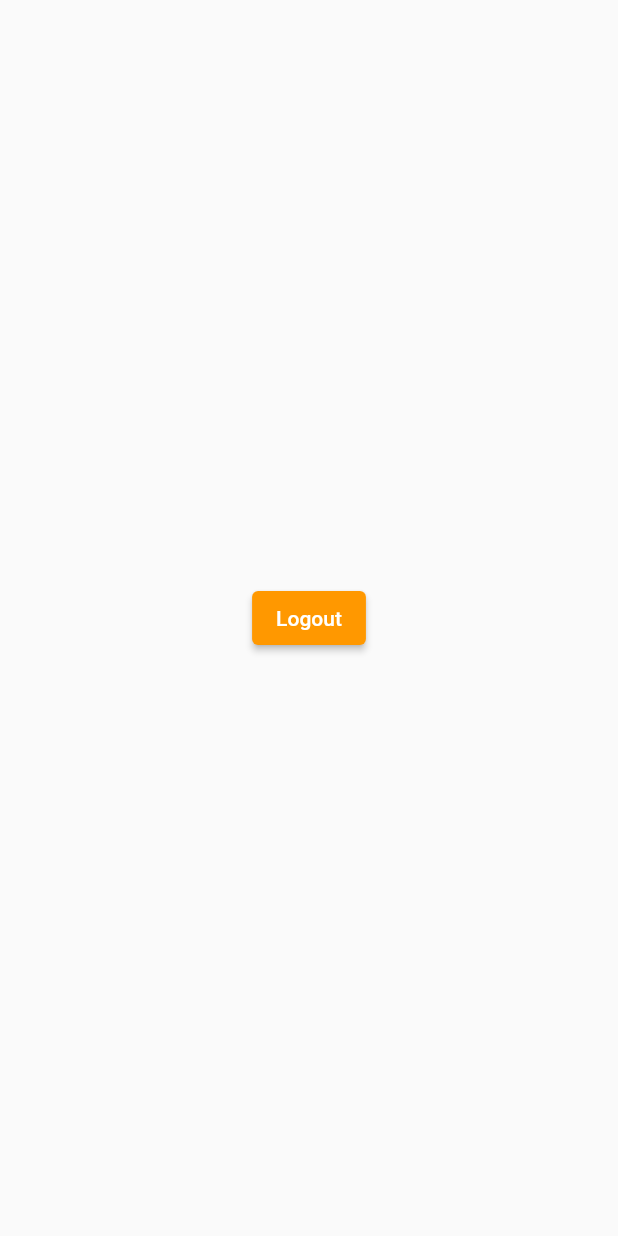
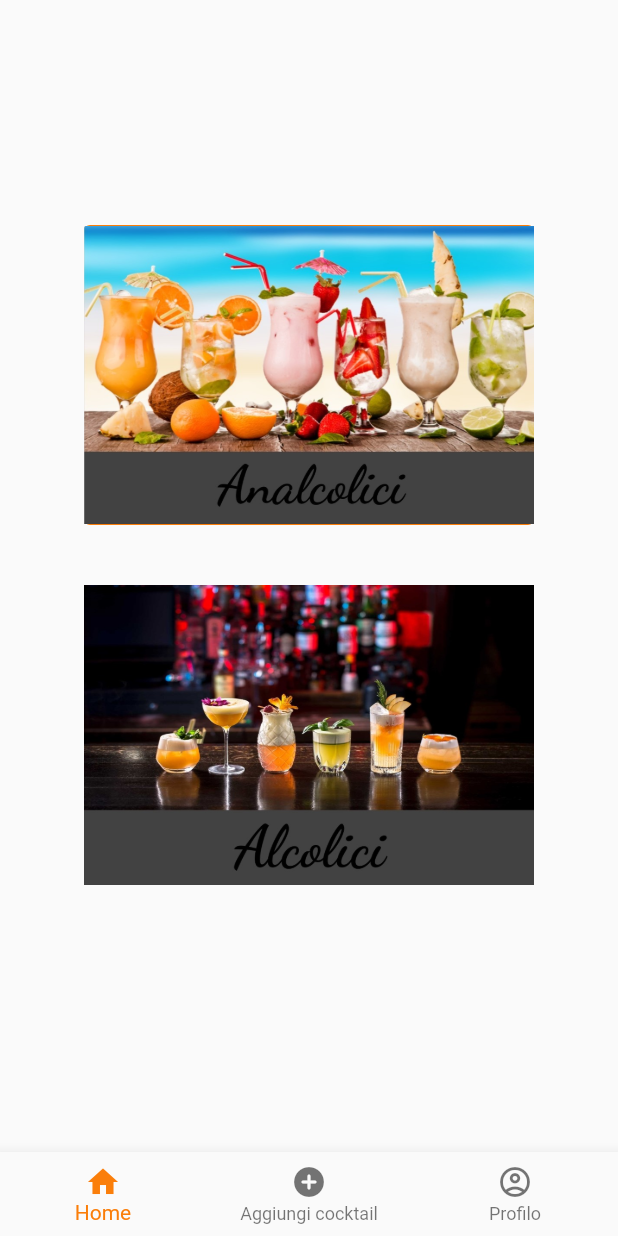
Before and after one commit to mattiagirolami/newbie_bartender_flutter, a Flutter app: the Navigation screen opened directly, on a phone screen of 412 x 824 dp. Run offline on Flutter 3.47's test engine with Material 2 defaults, Android fonts, the phone set to English and light mode, and no system bars; our stand-ins replace cloud_firestore, firebase_auth, firebase_core, firebase_storage, fluttertoast; accounts and stored records are empty; network calls fail.

Commit message:
Profilo, liste, home, collegamento a dettagli

```diff
--- /dev/null
+++ b/lib/home_page.dart
@@ -0,0 +1,52 @@
+import 'package:flutter/material.dart';
+import 'package:newbie_bartender/alcolici.dart';
+import 'package:newbie_bartender/analcolici.dart';
+
+class HomePage extends StatefulWidget {
+  HomePage({Key? key}) : super(key: key);
+
+  @override
+  _HomePageState createState() => _HomePageState();
+}
+
+class _HomePageState extends State<HomePage> {
+  @override
+  Widget build(BuildContext context) {
+    return Scaffold(
+      body: Center(
+        child: Column(
+          children: [
+            SizedBox(
+              height: 150,
+            ),
+            ElevatedButton(
+              style: ElevatedButton.styleFrom(
+                  fixedSize: Size(300, 200),
+                  elevation: 0,
+                  padding: EdgeInsets.all(0)),
+              onPressed: () {
+                Navigator.push(context,
+                    MaterialPageRoute(builder: (context) => Analcolici()));
+              },
+              child: Image.asset("assets/analcolici.jpg"),
+            ),
+            SizedBox(
+              height: 40,
+            ),
+            ElevatedButton(
+              style: ElevatedButton.styleFrom(
+                  fixedSize: Size(300, 200),
+                  elevation: 0,
+                  padding: EdgeInsets.all(0)),
+              onPressed: () {
+                Navigator.push(context,
+                    MaterialPageRoute(builder: (context) => Alcolici()));
+              },
+              child: Image.asset("assets/alcolici.jpg"),
+            )
+          ],
+        ),
+      ),
+    );
+  }
+}
--- a/lib/navigation.dart
+++ b/lib/navigation.dart
@@ -1,6 +1,9 @@
 import 'package:firebase_auth/firebase_auth.dart';
 import 'package:flutter/material.dart';
+import 'package:newbie_bartender/aggiungi_cocktail.dart';
+import 'package:newbie_bartender/home_page.dart';
 import 'package:newbie_bartender/login.dart';
+import 'package:newbie_bartender/my_profile.dart';
 
 class Navigation extends StatefulWidget {
   Navigation({Key? key}) : super(key: key);
@@ -10,21 +13,43 @@ class Navigation extends StatefulWidget {
 }
 
 class _NavigationState extends State<Navigation> {
+  int selectedIndex = 0;
+  List<Widget> widgetOptions = <Widget>[
+    HomePage(),
+    AggiungiCocktail(),
+    MyProfile()
+  ];
+
+  void onItemTap(int index) {
+    setState(() {
+      selectedIndex = index;
+    });
+  }
+
   @override
   Widget build(BuildContext context) {
     return Scaffold(
-        body: Center(
-      child: ElevatedButton(
-        child: Text(
-          "Logout",
-          style: TextStyle(color: Colors.white),
-        ),
-        onPressed: () {
-          FirebaseAuth.instance.signOut();
-          Navigator.of(context).pushReplacement(
-              MaterialPageRoute(builder: (context) => Login()));
-        },
+      body: Center(
+        child: widgetOptions.elementAt(selectedIndex),
       ),
-    ));
+      bottomNavigationBar: BottomNavigationBar(
+        items: <BottomNavigationBarItem>[
+          BottomNavigationBarItem(
+            icon: Icon(Icons.home),
+            title: Text("Home"),
+          ),
+          BottomNavigationBarItem(
+            icon: Icon(Icons.add_circle_rounded),
+            title: Text("Aggiungi cocktail"),
+          ),
+          BottomNavigationBarItem(
+            icon: Icon(Icons.account_circle_outlined),
+            title: Text("Profilo"),
+          ),
+        ],
+        currentIndex: selectedIndex,
+        onTap: onItemTap,
+      ),
+    );
   }
 }
```
Also changed, not shown: lib/aggiungi_cocktail.dart (added, +15 -0 lines), lib/alcolici.dart (added, +26 -0 lines), lib/analcolici.dart (added, +24 -0 lines), lib/lista_visualizzazione.dart (added, +33 -0 lines), lib/login.dart (+11 -14 lines), lib/main.dart (+5 -5 lines), lib/my_profile.dart (added, +135 -0 lines), lib/register.dart (+31 -17 lines), lib/utils/colors.dart (added, +25 -0 lines), lib/visualizza_ricetta.dart (added, +20 -0 lines), assets/alcolici.jpg (added), assets/analcolici.jpg (added), assets/cocktail_alcolici.jpg (deleted), assets/cocktail_alla_frutta.jpg (deleted), 1 more files, 1 other file.
